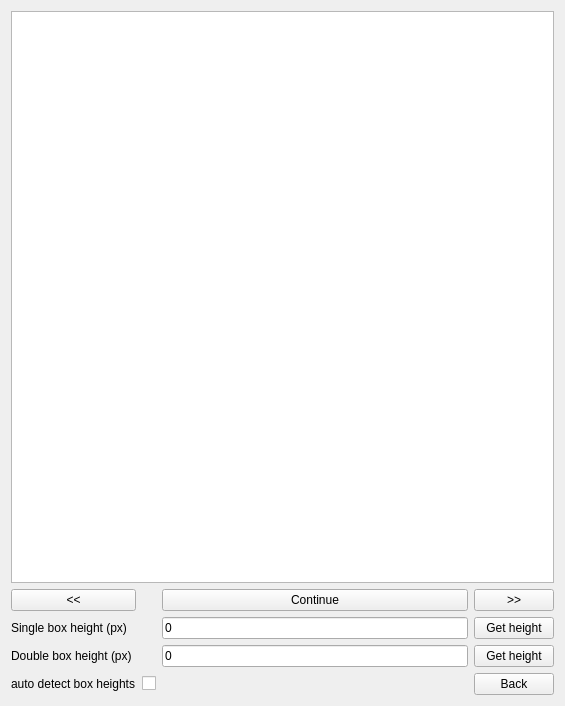
This is SubScraperGUI/HeightSelect.ui in lkelly451/SubScraperGUI as Qt 5 draws it before an edit. The edited form follows.
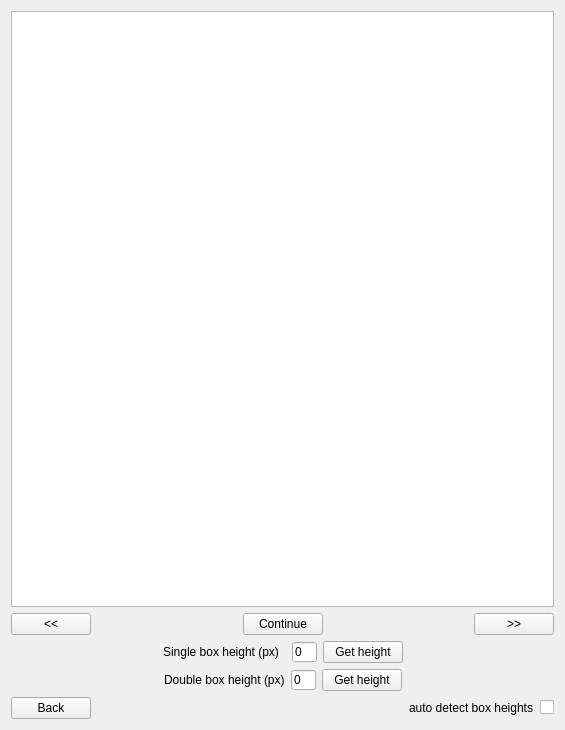
This is the edited form.

```diff
--- a/SubScraperGUI/HeightSelect.ui
+++ b/SubScraperGUI/HeightSelect.ui
@@ -7,106 +7,233 @@
     <x>0</x>
     <y>0</y>
     <width>565</width>
-    <height>706</height>
+    <height>730</height>
    </rect>
   </property>
   <property name="windowTitle">
    <string>HeightSelect</string>
   </property>
+  <layout class="QGridLayout" name="gridLayout_2">
+   <item row="0" column="0">
   <layout class="QGridLayout" name="gridLayout">
-   <item row="0" column="0" colspan="4">
-    <widget class="QGraphicsView" name="framePreview"/>
-   </item>
-   <item row="3" column="3">
-    <widget class="QPushButton" name="singleGetHeight">
-     <property name="text">
-      <string>Get height</string>
-     </property>
-    </widget>
-   </item>
    <item row="5" column="1">
-    <widget class="QCheckBox" name="autoCheckBox">
+      <widget class="QLabel" name="continueWarning">
      <property name="text">
       <string/>
      </property>
     </widget>
    </item>
-   <item row="5" column="3">
+     <item row="4" column="0" rowspan="2" colspan="2">
+      <layout class="QHBoxLayout" name="horizontalLayout_5">
+       <item>
     <widget class="QPushButton" name="backButton">
      <property name="text">
       <string>Back</string>
      </property>
     </widget>
    </item>
-   <item row="4" column="3">
-    <widget class="QPushButton" name="doubleGetHeight">
+       <item>
+        <spacer name="horizontalSpacer_3">
+         <property name="orientation">
+          <enum>Qt::Horizontal</enum>
+         </property>
+         <property name="sizeHint" stdset="0">
+          <size>
+           <width>40</width>
+           <height>20</height>
+          </size>
+         </property>
+        </spacer>
+       </item>
+       <item>
+        <layout class="QHBoxLayout" name="horizontalLayout_3">
+         <item>
+          <widget class="QLabel" name="autoLabel">
      <property name="text">
-      <string>Get height</string>
+            <string>auto detect box heights</string>
      </property>
     </widget>
    </item>
-   <item row="2" column="0">
-    <widget class="QPushButton" name="frameBack">
+         <item>
+          <widget class="QCheckBox" name="autoCheckBox">
      <property name="text">
-      <string>&lt;&lt;</string>
+            <string/>
      </property>
     </widget>
    </item>
-   <item row="4" column="0">
+        </layout>
+       </item>
+      </layout>
+     </item>
+     <item row="0" column="0" colspan="2">
+      <widget class="QGraphicsView" name="framePreview"/>
+     </item>
+     <item row="3" column="0" colspan="2">
+      <layout class="QHBoxLayout" name="horizontalLayout_2">
+       <item>
+        <spacer name="horizontalSpacer_9">
+         <property name="orientation">
+          <enum>Qt::Horizontal</enum>
+         </property>
+         <property name="sizeHint" stdset="0">
+          <size>
+           <width>40</width>
+           <height>20</height>
+          </size>
+         </property>
+        </spacer>
+       </item>
+       <item>
     <widget class="QLabel" name="doubleLabel">
      <property name="text">
       <string>Double box height (px)</string>
      </property>
     </widget>
    </item>
-   <item row="3" column="0">
+       <item>
+        <widget class="QLineEdit" name="doubleLineEdit">
+         <property name="maximumSize">
+          <size>
+           <width>25</width>
+           <height>20</height>
+          </size>
+         </property>
+         <property name="text">
+          <string>0</string>
+         </property>
+        </widget>
+       </item>
+       <item>
+        <widget class="QPushButton" name="doubleGetHeight">
+         <property name="text">
+          <string>Get height</string>
+         </property>
+        </widget>
+       </item>
+       <item>
+        <spacer name="horizontalSpacer_5">
+         <property name="orientation">
+          <enum>Qt::Horizontal</enum>
+         </property>
+         <property name="sizeHint" stdset="0">
+          <size>
+           <width>40</width>
+           <height>20</height>
+          </size>
+         </property>
+        </spacer>
+       </item>
+      </layout>
+     </item>
+     <item row="2" column="0" colspan="2">
+      <layout class="QHBoxLayout" name="horizontalLayout">
+       <item>
+        <spacer name="horizontalSpacer_8">
+         <property name="orientation">
+          <enum>Qt::Horizontal</enum>
+         </property>
+         <property name="sizeHint" stdset="0">
+          <size>
+           <width>40</width>
+           <height>20</height>
+          </size>
+         </property>
+        </spacer>
+       </item>
+       <item>
     <widget class="QLabel" name="singleLabel">
      <property name="text">
-      <string>Single box height (px)</string>
+          <string>Single box height (px)  </string>
      </property>
     </widget>
    </item>
-   <item row="5" column="0">
-    <widget class="QLabel" name="autoLabel">
+       <item>
+        <widget class="QLineEdit" name="singleLineEdit">
+         <property name="maximumSize">
+          <size>
+           <width>25</width>
+           <height>20</height>
+          </size>
+         </property>
      <property name="text">
-      <string>auto detect box heights</string>
+          <string>0</string>
      </property>
     </widget>
    </item>
-   <item row="2" column="3">
-    <widget class="QPushButton" name="frameForward">
+       <item>
+        <widget class="QPushButton" name="singleGetHeight">
      <property name="text">
-      <string>&gt;&gt;</string>
+          <string>Get height</string>
      </property>
     </widget>
    </item>
-   <item row="2" column="2">
+       <item>
+        <spacer name="horizontalSpacer_4">
+         <property name="orientation">
+          <enum>Qt::Horizontal</enum>
+         </property>
+         <property name="sizeHint" stdset="0">
+          <size>
+           <width>40</width>
+           <height>20</height>
+          </size>
+         </property>
+        </spacer>
+       </item>
+      </layout>
+     </item>
+     <item row="1" column="0" colspan="2">
+      <layout class="QHBoxLayout" name="horizontalLayout_4">
+       <item>
+        <widget class="QPushButton" name="frameBack">
+         <property name="text">
+          <string>&lt;&lt;</string>
+         </property>
+        </widget>
+       </item>
+       <item>
+        <spacer name="horizontalSpacer_2">
+         <property name="orientation">
+          <enum>Qt::Horizontal</enum>
+         </property>
+         <property name="sizeHint" stdset="0">
+          <size>
+           <width>37</width>
+           <height>17</height>
+          </size>
+         </property>
+        </spacer>
+       </item>
+       <item>
     <widget class="QPushButton" name="continueButton">
      <property name="text">
       <string>Continue</string>
      </property>
     </widget>
    </item>
-   <item row="3" column="2">
-    <widget class="QLineEdit" name="singleLineEdit">
-     <property name="text">
-      <string>0</string>
-     </property>
-    </widget>
-   </item>
-   <item row="4" column="2">
-    <widget class="QLineEdit" name="doubleLineEdit">
-     <property name="text">
-      <string>0</string>
-     </property>
-    </widget>
-   </item>
-   <item row="5" column="2">
-    <widget class="QLabel" name="continueWarning">
+       <item>
+        <spacer name="horizontalSpacer">
+         <property name="orientation">
+          <enum>Qt::Horizontal</enum>
+         </property>
+         <property name="sizeHint" stdset="0">
+          <size>
+           <width>37</width>
+           <height>17</height>
+          </size>
+         </property>
+        </spacer>
+       </item>
+       <item>
+        <widget class="QPushButton" name="frameForward">
      <property name="text">
-      <string/>
-     </property>
-    </widget>
+          <string>&gt;&gt;</string>
+         </property>
+        </widget>
+       </item>
+      </layout>
+     </item>
+    </layout>
    </item>
   </layout>
  </widget>
```
Lines whose indentation alone changed are shown as unchanged.
